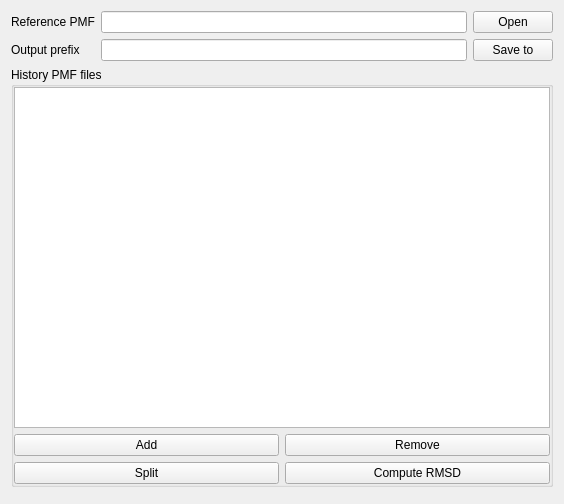
Before: the Qt Designer form historypmftab/historypmftab.ui in HanatoK/PMFToolBox, drawn with Qt 5.
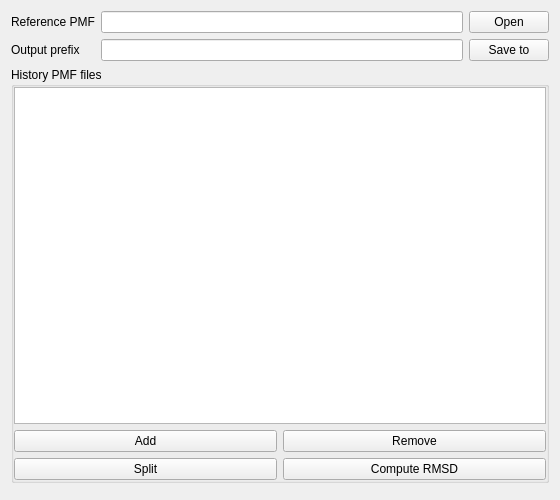
After: the same form once the commit is applied. Custom widgets are drawn as their Qt base class.

The edit to the form file:
```diff
--- a/historypmftab/historypmftab.ui
+++ b/historypmftab/historypmftab.ui
@@ -6,8 +6,8 @@
    <rect>
     <x>0</x>
     <y>0</y>
-    <width>564</width>
-    <height>504</height>
+    <width>560</width>
+    <height>500</height>
    </rect>
   </property>
   <property name="windowTitle">
```
Left out of the diff: 6 changed lines with no effect on the pictures.
